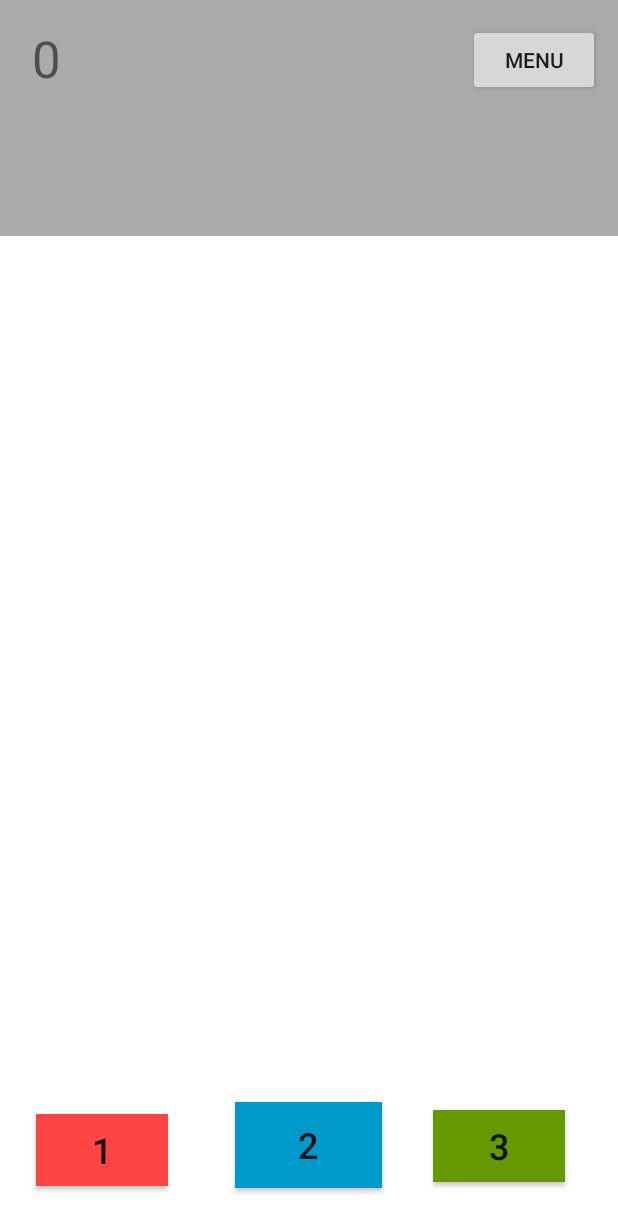
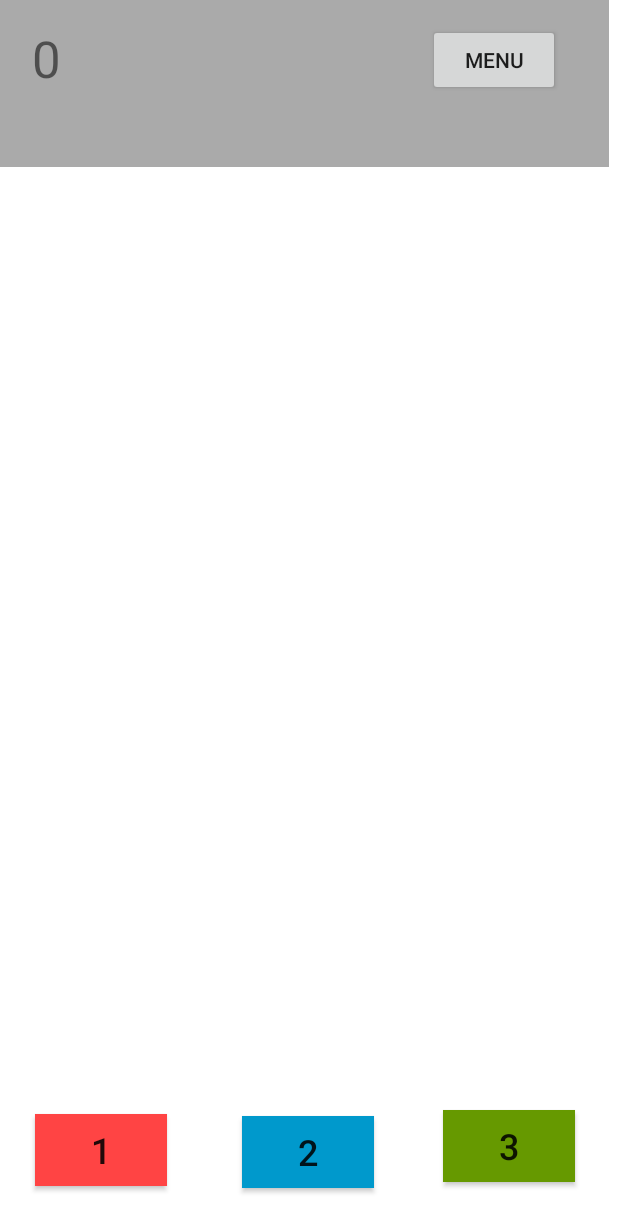
Before and after one commit to Salma22ch/HCI909-Project-Tap-Tap, an Android app: the EasyModeActivity screen opened directly, with no data from a screen before it, on a phone screen of 412 x 824 dp. Shown: the top 1232 px of the screen. Run offline under Robolectric (Android 15) with nearby library versions, the phone set to English and light mode, and no system bars.

Commit message:
press done

```diff
--- a/app/src/main/res/layout/activity_easy.xml
+++ b/app/src/main/res/layout/activity_easy.xml
@@ -7,8 +7,8 @@
 
     <androidx.constraintlayout.widget.ConstraintLayout
         android:id="@+id/top_bar"
-        android:layout_width="436dp"
-        android:layout_height="157dp"
+        android:layout_width="406dp"
+        android:layout_height="111dp"
         android:layout_marginBottom="1dp"
         android:background="@android:color/darker_gray"
         app:layout_constraintBottom_toTopOf="@+id/first_layout"
@@ -49,8 +49,8 @@
 
     <androidx.constraintlayout.widget.ConstraintLayout
         android:id="@+id/first_layout"
-        android:layout_width="133dp"
-        android:layout_height="696dp"
+        android:layout_width="131dp"
+        android:layout_height="668dp"
         android:layout_marginStart="1dp"
         android:layout_marginLeft="1dp"
         android:layout_marginEnd="1dp"
@@ -79,7 +79,7 @@
     <androidx.constraintlayout.widget.ConstraintLayout
         android:id="@+id/second_layout"
         android:layout_width="133dp"
-        android:layout_height="700dp"
+        android:layout_height="672dp"
         android:layout_weight="2"
         app:layout_constraintBottom_toBottomOf="parent"
         app:layout_constraintEnd_toEndOf="parent"
@@ -89,8 +89,8 @@
 
         <Button
             android:id="@+id/tap_two_btn"
-            android:layout_width="98dp"
-            android:layout_height="57dp"
+            android:layout_width="wrap_content"
+            android:layout_height="wrap_content"
             android:layout_marginBottom="32dp"
             android:background="@android:color/holo_blue_dark"
             android:text="@string/tap_two"
@@ -104,8 +104,8 @@
 
     <androidx.constraintlayout.widget.ConstraintLayout
         android:id="@+id/third_layout"
-        android:layout_width="140dp"
-        android:layout_height="699dp"
+        android:layout_width="130dp"
+        android:layout_height="670dp"
         android:layout_weight="2"
         app:layout_constraintBottom_toBottomOf="parent"
         app:layout_constraintEnd_toEndOf="parent"
```
Also changed, not shown: app/src/main/java/com/example/tap_tap/EasyModeActivity.java (+19 -11 lines).
